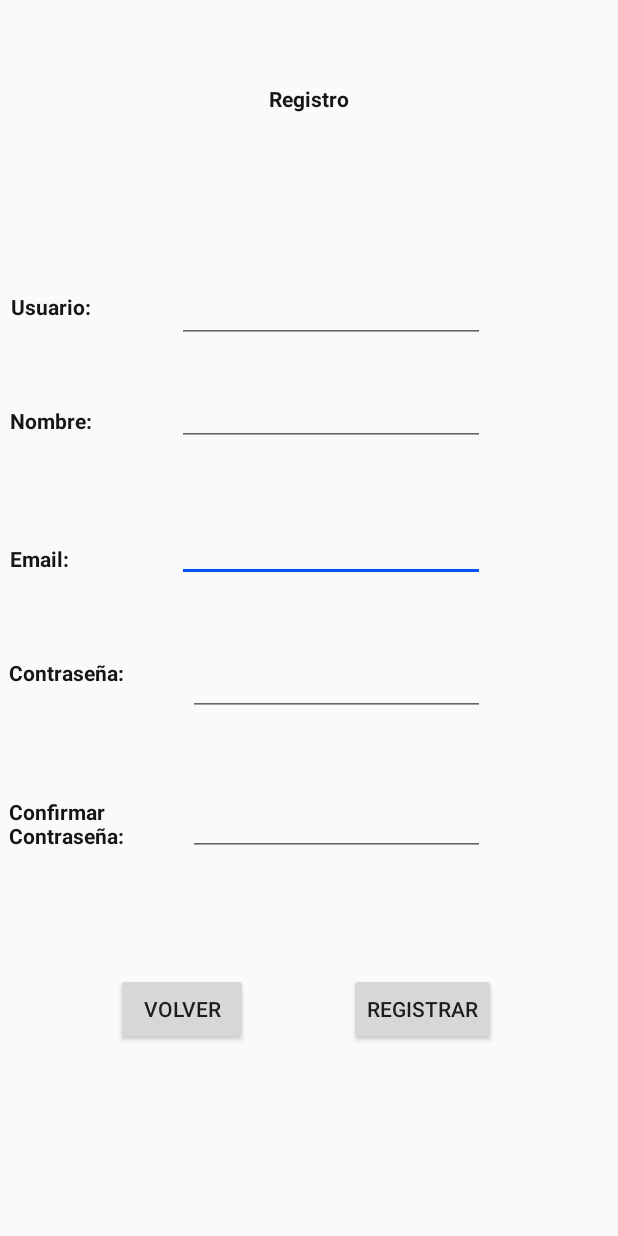
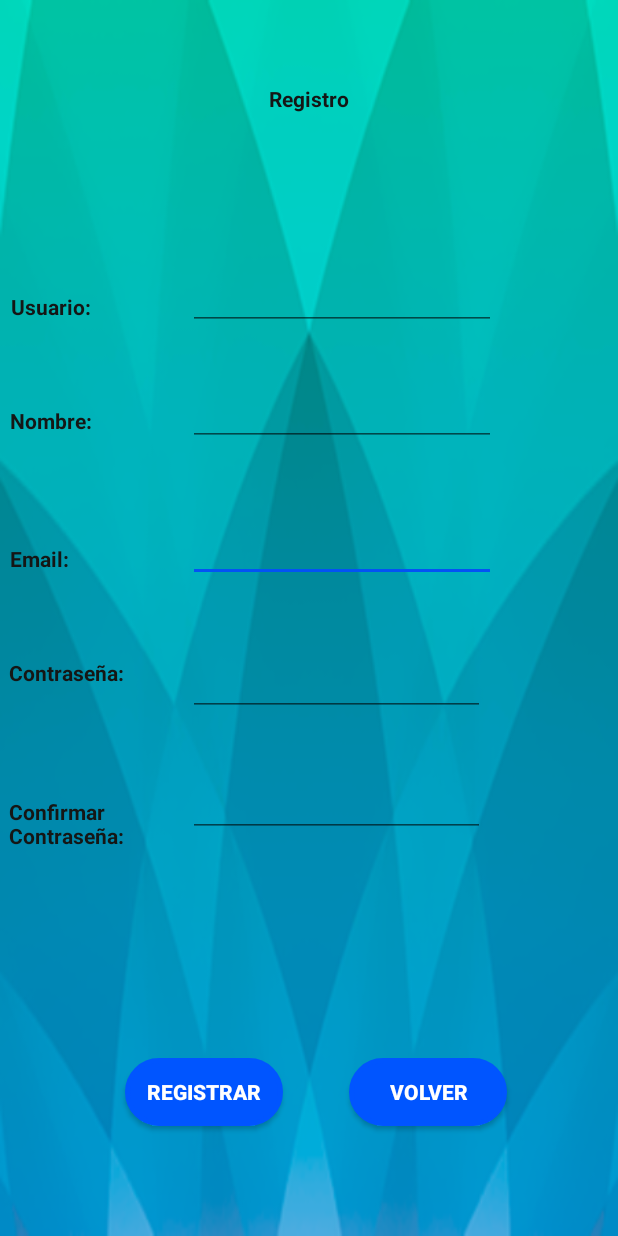
Before and after one commit to Pablogls2/MisTapasAndroid, an Android app: the RegistroActivity screen opened directly, with no data from a screen before it, on a phone screen of 412 x 824 dp. Run offline under Robolectric (Android 15) with nearby library versions, the phone set to English and light mode, and no system bars.

Commit message:
Login y registro casi terminado

```diff
--- a/app/src/main/java/com/example/mistapas/ui/registro/RegistroActivity.java
+++ b/app/src/main/java/com/example/mistapas/ui/registro/RegistroActivity.java
@@ -102,7 +102,7 @@ public class RegistroActivity extends AppCompatActivity {
     }
 
     public  void iniciarVista(){
-        this.btnRegistroAceptar= findViewById(R.id.btnRegistroAceptar);
+        this.btnRegistroAceptar= findViewById(R.id.btnRegistroRegistrar);
         this.btnRegistroVolver= findViewById(R.id.btnRegistroVolver);
         this.etRegistroUsuario= findViewById(R.id.etRegistroUsuario);
         this.etRegistroEmail= findViewById(R.id.etRegistroEmail);
--- a/app/src/main/res/layout/registro_activity.xml
+++ b/app/src/main/res/layout/registro_activity.xml
@@ -4,33 +4,27 @@
         xmlns:app="http://schemas.android.com/apk/res-auto" xmlns:tools="http://schemas.android.com/tools"
         android:layout_width="match_parent"
         android:layout_height="match_parent"
+        android:background="@drawable/fondo"
         tools:context=".ui.registro.RegistroFragment" android:id="@+id/cntRegistroConstraint">
 
     <EditText
-        android:id="@+id/etRegistroEmail"
             android:layout_width="205dp"
             android:layout_height="41dp"
+            android:inputType="textPersonName"
             android:ems="10"
-        android:inputType="textPersonName"
-        app:layout_constraintBottom_toBottomOf="parent"
-        app:layout_constraintEnd_toEndOf="parent"
-        app:layout_constraintHorizontal_bias="0.572"
-        app:layout_constraintStart_toStartOf="parent"
-        app:layout_constraintTop_toTopOf="parent"
-        app:layout_constraintVertical_bias="0.443" />
-
+            android:id="@+id/etRegistroEmail"
+            app:layout_constraintStart_toStartOf="parent" app:layout_constraintEnd_toEndOf="parent"
+            app:layout_constraintBottom_toBottomOf="parent" app:layout_constraintTop_toTopOf="parent"
+            app:layout_constraintHorizontal_bias="0.606" app:layout_constraintVertical_bias="0.443"/>
     <EditText
-        android:id="@+id/etRegistroNombre"
             android:layout_width="205dp"
             android:layout_height="41dp"
+            android:inputType="textPersonName"
             android:ems="10"
-        android:inputType="textPersonName"
-        app:layout_constraintBottom_toBottomOf="parent"
-        app:layout_constraintEnd_toEndOf="parent"
-        app:layout_constraintHorizontal_bias="0.572"
-        app:layout_constraintStart_toStartOf="parent"
-        app:layout_constraintTop_toTopOf="parent"
-        app:layout_constraintVertical_bias="0.327" />
+            android:id="@+id/etRegistroNombre"
+            app:layout_constraintStart_toStartOf="parent" app:layout_constraintEnd_toEndOf="parent"
+            app:layout_constraintBottom_toBottomOf="parent" app:layout_constraintTop_toTopOf="parent"
+            app:layout_constraintHorizontal_bias="0.606" app:layout_constraintVertical_bias="0.327"/>
     <TextView
             android:layout_width="95dp"
             android:layout_height="39dp"
@@ -82,65 +76,67 @@
             app:layout_constraintHorizontal_bias="0.018" android:textColor="#151615" android:textStyle="bold"/>
 
     <EditText
-        android:id="@+id/etRegistroUsuario"
             android:layout_width="205dp"
             android:layout_height="41dp"
+            android:inputType="textPersonName"
             android:ems="10"
-        android:inputType="textPersonName"
-        app:layout_constraintBottom_toBottomOf="parent"
-        app:layout_constraintEnd_toEndOf="parent"
-        app:layout_constraintHorizontal_bias="0.572"
-        app:layout_constraintStart_toStartOf="parent"
-        app:layout_constraintTop_toTopOf="parent"
-        app:layout_constraintVertical_bias="0.239" />
-
+            android:id="@+id/etRegistroUsuario"
+            app:layout_constraintStart_toStartOf="parent" app:layout_constraintEnd_toEndOf="parent"
+            app:layout_constraintBottom_toBottomOf="parent" app:layout_constraintTop_toTopOf="parent"
+            app:layout_constraintHorizontal_bias="0.606" app:layout_constraintVertical_bias="0.228"/>
     <EditText
             android:id="@+id/etRegistroPass"
             android:layout_width="198dp"
             android:layout_height="37dp"
             android:ems="10"
             android:inputType="textPassword"
+            android:textSize="16sp"
+            app:layout_constraintBottom_toBottomOf="parent"
+            app:layout_constraintEnd_toEndOf="parent"
+            app:layout_constraintHorizontal_bias="0.586"
+            app:layout_constraintStart_toStartOf="parent"
+            app:layout_constraintTop_toTopOf="parent" app:layout_constraintVertical_bias="0.559"/>
+    <EditText
+            android:id="@+id/etRegistroConfirm"
+            android:layout_width="198dp"
+            android:layout_height="37dp"
+            android:layout_marginTop="310dp"
+            android:ems="10"
+            android:inputType="textPassword"
+            android:textSize="16sp"
             app:layout_constraintBottom_toBottomOf="parent"
             app:layout_constraintEnd_toEndOf="parent"
             app:layout_constraintHorizontal_bias="0.586"
             app:layout_constraintStart_toStartOf="parent"
             app:layout_constraintTop_toTopOf="parent"
-        app:layout_constraintVertical_bias="0.559" />
-
-    <EditText
-        android:id="@+id/etRegistroConfirm"
-        android:layout_width="198dp"
-        android:layout_height="37dp"
-        android:ems="10"
-        android:inputType="textPassword"
+            app:layout_constraintVertical_bias="0.442"/>
+    <Button
+            android:id="@+id/btnRegistroRegistrar"
+            android:layout_width="105dp"
+            android:layout_height="45dp"
+            android:background="@drawable/btn2"
+            android:text="@string/btnRegistroRegistrar"
+            android:textColor="@drawable/boton"
+            android:textStyle="bold"
             app:layout_constraintBottom_toBottomOf="parent"
             app:layout_constraintEnd_toEndOf="parent"
-        app:layout_constraintHorizontal_bias="0.586"
+            app:layout_constraintHorizontal_bias="0.271"
             app:layout_constraintStart_toStartOf="parent"
             app:layout_constraintTop_toTopOf="parent"
-        app:layout_constraintVertical_bias="0.678" />
-
-    <Button
-        android:id="@+id/btnRegistroAceptar"
-        android:layout_width="wrap_content"
-        android:layout_height="wrap_content"
-        android:text="@string/btnRegistroRegistrar"
-        app:layout_constraintBottom_toBottomOf="parent"
-        app:layout_constraintEnd_toEndOf="parent"
-        app:layout_constraintHorizontal_bias="0.741"
-        app:layout_constraintStart_toStartOf="parent"
-        app:layout_constraintTop_toTopOf="parent"
-        app:layout_constraintVertical_bias="0.836" />
+            app:layout_constraintVertical_bias="0.906" />
 
     <Button
             android:id="@+id/btnRegistroVolver"
-        android:layout_width="wrap_content"
-        android:layout_height="wrap_content"
+            android:layout_width="105dp"
+            android:layout_height="45dp"
+            android:background="@drawable/btn2"
             android:text="@string/btnRegistroVolver"
+            android:textColor="@drawable/boton"
+            android:textStyle="bold"
             app:layout_constraintBottom_toBottomOf="parent"
             app:layout_constraintEnd_toEndOf="parent"
-        app:layout_constraintHorizontal_bias="0.239"
+            app:layout_constraintHorizontal_bias="0.758"
             app:layout_constraintStart_toStartOf="parent"
             app:layout_constraintTop_toTopOf="parent"
-        app:layout_constraintVertical_bias="0.836" />
+            app:layout_constraintVertical_bias="0.906" />
 </androidx.constraintlayout.widget.ConstraintLayout>
```
Lines whose indentation alone changed are shown as unchanged.
